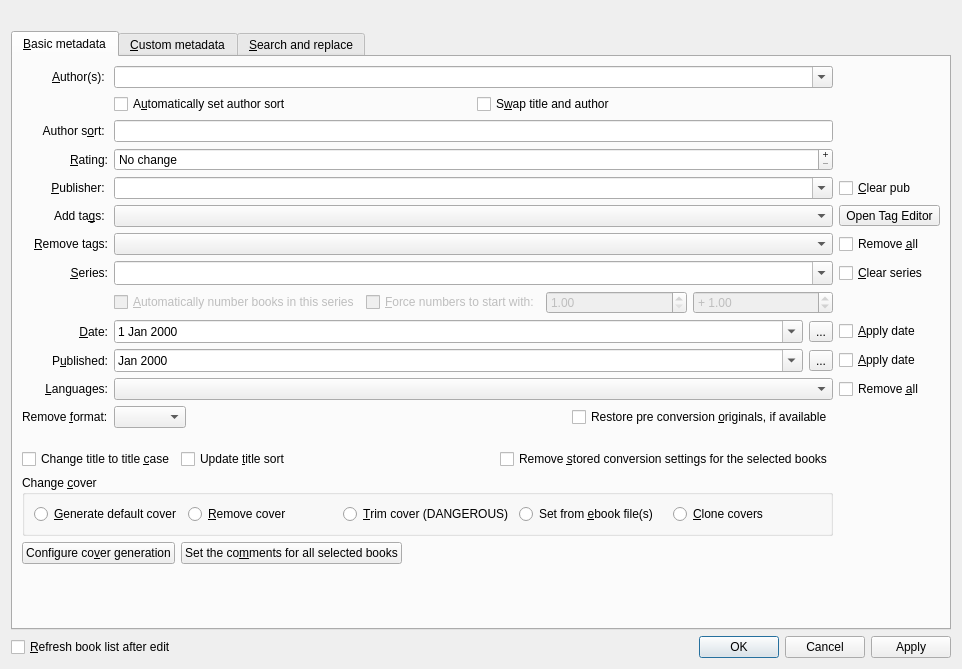
Qt form src/calibre/gui2/dialogs/metadata_bulk.ui (debian-calibre/calibre) before a commit.
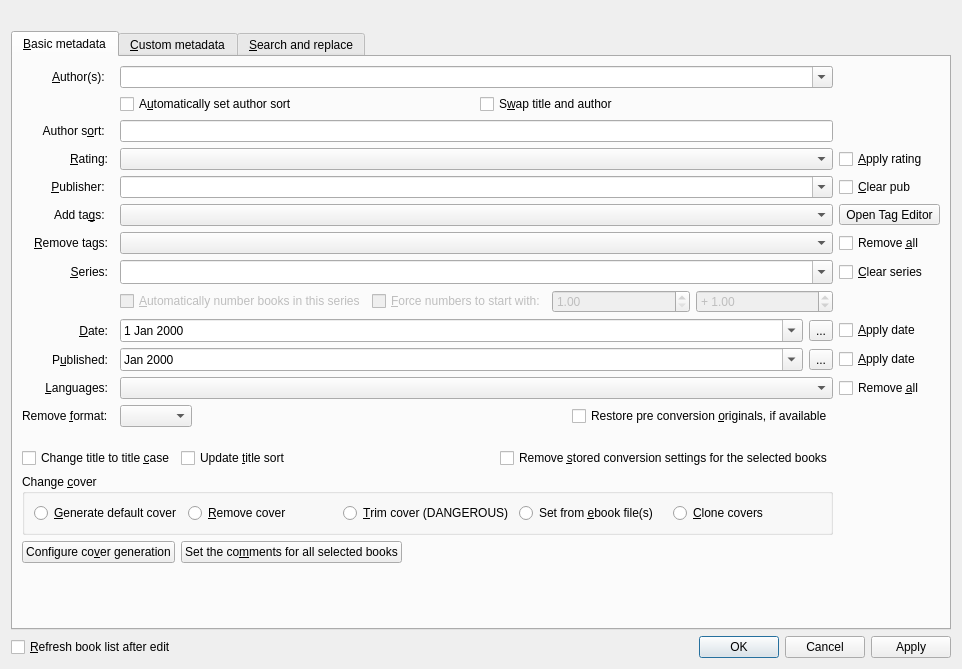
The same form after that commit. Icons and pictures are not drawn. Custom widgets are drawn as their Qt base class.

```diff
--- a/src/calibre/gui2/dialogs/metadata_bulk.ui
+++ b/src/calibre/gui2/dialogs/metadata_bulk.ui
@@ -61,6 +61,13 @@
            <string>&amp;Basic metadata</string>
           </attribute>
           <layout class="QGridLayout" name="gridLayout">
+           <item row="10" column="3">
+            <widget class="QCheckBox" name="apply_pubdate">
+             <property name="text">
+              <string>&amp;Apply date</string>
+             </property>
+            </widget>
+           </item>
            <item row="0" column="0">
             <widget class="QLabel" name="label_2">
              <property name="text">
@@ -74,14 +81,14 @@
              </property>
             </widget>
            </item>
-           <item row="0" column="1">
+           <item row="0" column="2">
             <widget class="EditWithComplete" name="authors">
              <property name="editable">
               <bool>true</bool>
              </property>
             </widget>
            </item>
-           <item row="1" column="1">
+           <item row="1" column="2">
             <layout class="QHBoxLayout" name="horizontalLayout_2">
              <item>
               <widget class="QCheckBox" name="auto_author_sort">
@@ -118,7 +125,7 @@
              </property>
             </widget>
            </item>
-           <item row="2" column="1">
+           <item row="2" column="2">
             <widget class="EnLineEdit" name="author_sort">
              <property name="toolTip">
               <string>Specify how the author(s) of this book should be sorted. For example Charles Dickens should be sorted as Dickens, Charles.</string>
@@ -138,34 +145,6 @@
              </property>
             </widget>
            </item>
-           <item row="3" column="1">
-            <widget class="QSpinBox" name="rating">
-             <property name="toolTip">
-              <string>Rating of this book. 0-5 stars</string>
-             </property>
-             <property name="whatsThis">
-              <string>Rating of this book. 0-5 stars</string>
-             </property>
-             <property name="buttonSymbols">
-              <enum>QAbstractSpinBox::PlusMinus</enum>
-             </property>
-             <property name="specialValueText">
-              <string>No change</string>
-             </property>
-             <property name="suffix">
-              <string> stars</string>
-             </property>
-             <property name="minimum">
-              <number>-1</number>
-             </property>
-             <property name="maximum">
-              <number>5</number>
-             </property>
-             <property name="value">
-              <number>-1</number>
-             </property>
-            </widget>
-           </item>
            <item row="4" column="0">
             <widget class="QLabel" name="label_3">
              <property name="text">
@@ -179,14 +158,14 @@
              </property>
             </widget>
            </item>
-           <item row="4" column="1">
+           <item row="4" column="2">
             <widget class="EditWithComplete" name="publisher">
              <property name="editable">
               <bool>true</bool>
              </property>
             </widget>
            </item>
-           <item row="4" column="2">
+           <item row="4" column="3">
             <widget class="QCheckBox" name="clear_pub">
              <property name="toolTip">
               <string>If checked, the publisher will be cleared</string>
@@ -209,14 +188,14 @@
              </property>
             </widget>
            </item>
-           <item row="5" column="1">
+           <item row="5" column="2">
             <widget class="EditWithComplete" name="tags">
              <property name="toolTip">
               <string>Tags categorize the book. This is particularly useful while searching. &lt;br&gt;&lt;br&gt;They can be any words or phrases, separated by commas.</string>
              </property>
             </widget>
            </item>
-           <item row="5" column="2">
+           <item row="5" column="3">
             <widget class="QToolButton" name="tag_editor_button">
              <property name="toolTip">
               <string>Open Tag Editor</string>
@@ -243,14 +222,14 @@
              </property>
             </widget>
            </item>
-           <item row="6" column="1">
+           <item row="6" column="2">
             <widget class="EditWithComplete" name="remove_tags">
              <property name="toolTip">
               <string>Comma separated list of tags to remove from the books. </string>
              </property>
             </widget>
            </item>
-           <item row="6" column="2">
+           <item row="6" column="3">
             <widget class="QCheckBox" name="remove_all_tags">
              <property name="toolTip">
               <string>Check this box to remove all tags from the books.</string>
@@ -276,7 +255,7 @@
              </property>
             </widget>
            </item>
-           <item row="7" column="1">
+           <item row="7" column="2">
             <widget class="EditWithComplete" name="series">
              <property name="sizePolicy">
               <sizepolicy hsizetype="Preferred" vsizetype="Fixed">
@@ -304,7 +283,7 @@
              </property>
             </widget>
            </item>
-           <item row="7" column="2">
+           <item row="7" column="3">
             <widget class="QCheckBox" name="clear_series">
              <property name="toolTip">
               <string>If checked, the series will be cleared</string>
@@ -314,7 +293,7 @@
              </property>
             </widget>
            </item>
-           <item row="8" column="1">
+           <item row="8" column="2">
             <layout class="QHBoxLayout" name="HLayout_3">
              <item>
               <widget class="QCheckBox" name="autonumber_series">
@@ -397,7 +376,47 @@
              </property>
             </widget>
            </item>
-           <item row="9" column="1">
+           <item row="16" column="0" colspan="3">
+            <layout class="QHBoxLayout" name="horizontalLayout">
+             <item>
+              <widget class="QPushButton" name="button_config_cover_gen">
+               <property name="toolTip">
+                <string>Control how the default generated covers are created</string>
+               </property>
+               <property name="text">
+                <string>Configure co&amp;ver generation</string>
+               </property>
+              </widget>
+             </item>
+             <item>
+              <widget class="QPushButton" name="comments_button">
+               <property name="sizePolicy">
+                <sizepolicy hsizetype="Maximum" vsizetype="Fixed">
+                 <horstretch>0</horstretch>
+                 <verstretch>0</verstretch>
+                </sizepolicy>
+               </property>
+               <property name="text">
+                <string>Set the co&amp;mments for all selected books</string>
+               </property>
+              </widget>
+             </item>
+             <item>
+              <spacer name="horizontalSpacer_5">
+               <property name="orientation">
+                <enum>Qt::Horizontal</enum>
+               </property>
+               <property name="sizeHint" stdset="0">
+                <size>
+                 <width>40</width>
+                 <height>20</height>
+                </size>
+               </property>
+              </spacer>
+             </item>
+            </layout>
+           </item>
+           <item row="9" column="2">
             <layout class="QHBoxLayout" name="horizontalLayout_5">
              <item>
               <widget class="QDateTimeEdit" name="adddate">
@@ -422,7 +441,7 @@
              </item>
             </layout>
            </item>
-           <item row="9" column="2">
+           <item row="9" column="3">
             <widget class="QCheckBox" name="apply_adddate">
              <property name="text">
               <string>&amp;Apply date</string>
@@ -442,7 +461,7 @@
              </property>
             </widget>
            </item>
-           <item row="10" column="1">
+           <item row="10" column="2">
             <layout class="QHBoxLayout" name="horizontalLayout_4">
              <item>
               <widget class="QDateTimeEdit" name="pubdate">
@@ -470,13 +489,6 @@
              </item>
             </layout>
            </item>
-           <item row="10" column="2">
-            <widget class="QCheckBox" name="apply_pubdate">
-             <property name="text">
-              <string>&amp;Apply date</string>
-             </property>
-            </widget>
-           </item>
            <item row="11" column="0">
             <widget class="QLabel" name="label_11">
              <property name="text">
@@ -490,10 +502,10 @@
              </property>
             </widget>
            </item>
-           <item row="11" column="1">
-            <widget class="LanguagesEdit" name="languages"/>
-           </item>
            <item row="11" column="2">
+            <widget class="LanguagesEdit" name="languages"/>
+           </item>
+           <item row="11" column="3">
             <widget class="QCheckBox" name="clear_languages">
              <property name="text">
               <string>Remove &amp;all</string>
@@ -510,7 +522,7 @@
              </property>
             </widget>
            </item>
-           <item row="12" column="1">
+           <item row="12" column="2">
             <layout class="QHBoxLayout" name="horizontalLayout_7">
              <item>
               <widget class="QComboBox" name="remove_format">
@@ -567,7 +579,7 @@
              </property>
             </spacer>
            </item>
-           <item row="14" column="0" colspan="2">
+           <item row="14" column="0" colspan="3">
             <layout class="QHBoxLayout" name="horizontalLayout_3">
              <item>
               <widget class="QCheckBox" name="change_title_to_title_case">
@@ -617,7 +629,7 @@
              </item>
             </layout>
            </item>
-           <item row="15" column="0" colspan="2">
+           <item row="15" column="0" colspan="3">
             <widget class="QGroupBox" name="groupBox">
              <property name="title">
               <string>Change &amp;cover</string>
@@ -670,46 +682,6 @@
              </layout>
             </widget>
            </item>
-           <item row="16" column="0" colspan="2">
-            <layout class="QHBoxLayout" name="horizontalLayout">
-             <item>
-              <widget class="QPushButton" name="button_config_cover_gen">
-               <property name="toolTip">
-                <string>Control how the default generated covers are created</string>
-               </property>
-               <property name="text">
-                <string>Configure co&amp;ver generation</string>
-               </property>
-              </widget>
-             </item>
-             <item>
-              <widget class="QPushButton" name="comments_button">
-               <property name="sizePolicy">
-                <sizepolicy hsizetype="Maximum" vsizetype="Fixed">
-                 <horstretch>0</horstretch>
-                 <verstretch>0</verstretch>
-                </sizepolicy>
-               </property>
-               <property name="text">
-                <string>Set the co&amp;mments for all selected books</string>
-               </property>
-              </widget>
-             </item>
-             <item>
-              <spacer name="horizontalSpacer_5">
-               <property name="orientation">
-                <enum>Qt::Horizontal</enum>
-               </property>
-               <property name="sizeHint" stdset="0">
-                <size>
-                 <width>40</width>
-                 <height>20</height>
-                </size>
-               </property>
-              </spacer>
-             </item>
-            </layout>
-           </item>
            <item row="17" column="0">
             <spacer name="verticalSpacer_2">
              <property name="orientation">
@@ -723,6 +695,16 @@
              </property>
             </spacer>
            </item>
+           <item row="3" column="2">
+            <widget class="RatingEditor" name="rating"/>
+           </item>
+           <item row="3" column="3">
+            <widget class="QCheckBox" name="apply_rating">
+             <property name="text">
+              <string>&amp;Apply rating</string>
+             </property>
+            </widget>
+           </item>
           </layout>
          </widget>
          <widget class="QWidget" name="tab">
@@ -1325,6 +1307,11 @@
    <extends>QComboBox</extends>
    <header>calibre/gui2/languages.h</header>
   </customwidget>
+  <customwidget>
+   <class>RatingEditor</class>
+   <extends>QComboBox</extends>
+   <header>calibre/gui2/widgets2.h</header>
+  </customwidget>
  </customwidgets>
  <tabstops>
   <tabstop>authors</tabstop>
```
Left out of the diff: 6 changed lines with no effect on the pictures.
